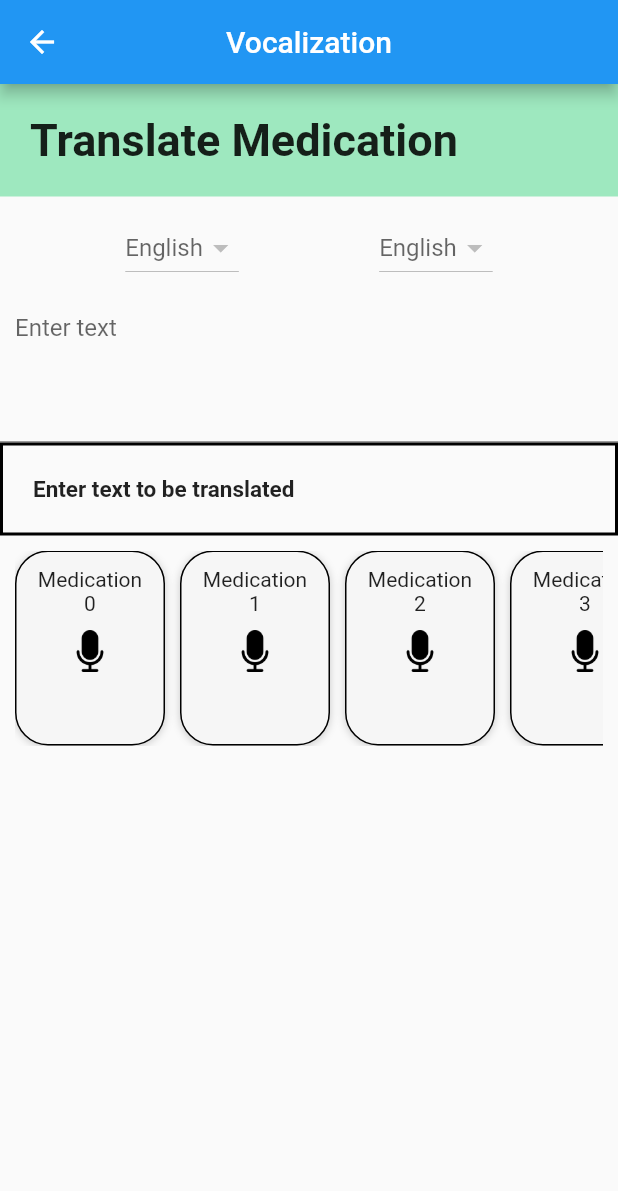
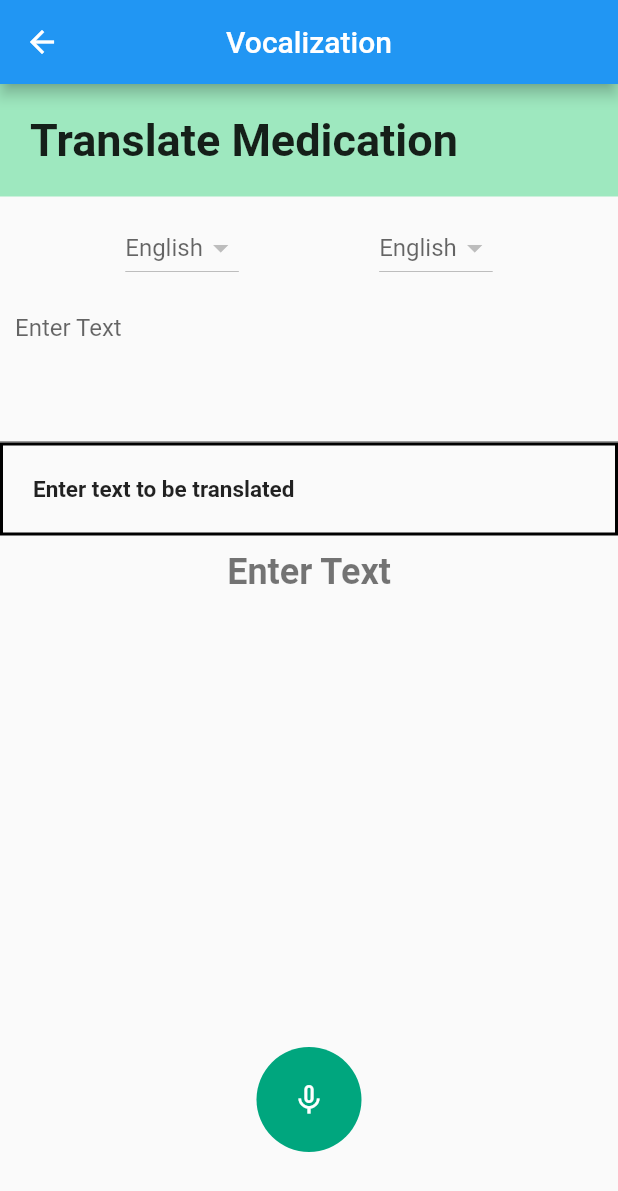
Before and after one commit to sghtestAcc/my_projectV2, a Flutter app: the PatientsVocalScreen screen opened directly, on a phone screen of 412 x 824 dp. Shown: the top 1191 px of the screen. Run offline on Flutter 3.47's test engine with Material 2 defaults, Android fonts, the phone set to English and light mode, and no system bars; drawn by our look-alikes of avatar_glow; our stand-ins replace cloud_firestore, country_picker, firebase_auth, firebase_core, get, image_picker and 1 more; missing offline and left inert: google_mlkit_text_recognition, google_mlkit_translation; accounts and stored records are empty.

Commit message:
Got speech to text function working

```diff
--- a/lib/patients_Vocalization.dart
+++ b/lib/patients_Vocalization.dart
@@ -1,6 +1,8 @@
+import 'package:avatar_glow/avatar_glow.dart';
 import 'package:flutter/material.dart';
 import 'package:get/get.dart';
 import 'package:google_mlkit_translation/google_mlkit_translation.dart';
+import 'package:speech_to_text/speech_to_text.dart';
 
 class PatientsVocalScreen extends StatefulWidget {
   const PatientsVocalScreen({super.key});
@@ -76,26 +78,67 @@ Widget buildCard(int index) => Container(
             SizedBox(height: 10),
             GestureDetector(
               onTap: () {},
-        child: Image.asset(
-          'assets/images/mic.png',
-          height: 28, width: 28, fit: BoxFit.cover
-        ),
+              child: Image.asset('assets/images/mic.png',
+                  height: 28, width: 28, fit: BoxFit.cover),
             ),
           ],
         ),
       );
 
+  SpeechToText speechToText = SpeechToText();
+
+  var isListening = false;
+  var text = 'Enter Text';
 
   @override
   Widget build(BuildContext context) {
     return Scaffold(
+      floatingActionButtonLocation: FloatingActionButtonLocation.centerFloat,
+      floatingActionButton: AvatarGlow(
+          endRadius: 75.0,
+          animate: isListening,
+          duration: Duration(milliseconds: 2000),
+          glowColor: Color(0xff00A67E),
+          repeat: true,
+          repeatPauseDuration: Duration(milliseconds: 100),
+          showTwoGlows: true,
+          child: GestureDetector(
+            onTapDown: (details) async {
+              if (!isListening) {
+                var available = await speechToText.initialize();
+                if (available) {
+                  setState(() {
+                    isListening = true;
+                    speechToText.listen(
+                      onResult: (result) {
+                        setState(() {
+                          text = result.recognizedWords;
+                        });
+                      },
+                    );
+                  });
+                }
+              }
+            },
+            onTapUp: (details) {
+              setState(() {
+                isListening = false;
+              });
+              speechToText.stop();
+            },
+            child: CircleAvatar(
+              backgroundColor: Color(0xff00A67E),
+              radius: 35,
+              child: Icon(isListening ? Icons.mic : Icons.mic_none,
+                  color: Colors.white),
+            ),
+          )),
       appBar: AppBar(
         title: Text('Vocalization'),
         centerTitle: true,
       ),
       body: Container(
-        child: Column(
-          children: [
+        child: Column(children: [
           Column(
             children: [
               Container(
@@ -157,7 +200,7 @@ Widget buildCard(int index) => Container(
                   maxLines: 4,
                   keyboardType: TextInputType.multiline,
                   decoration: InputDecoration(
-      hintText: 'Enter text',
+                    hintText: text,
                     suffixIcon: Column(
                       crossAxisAlignment: CrossAxisAlignment.start,
                       children: [
@@ -196,18 +239,25 @@ Container(
                   style: TextStyle(fontSize: 15, fontWeight: FontWeight.bold),
                 ),
               ),
-SizedBox(height: 10,),
+              SizedBox(
+                height: 10,
+              ),
               Container(
                 padding: EdgeInsets.fromLTRB(10, 0, 10, 0),
                 height: 130,
-  child:   ListView.separated(
-    scrollDirection: Axis.horizontal,
-    itemCount: 6,
-    separatorBuilder: (context, _) => SizedBox(width: 10,),
-    itemBuilder: (context, index) => buildCard(index) ,
+                child: Text(
+                  text,
+                  style:TextStyle(fontSize: 24, color: isListening ? Colors.black87 : Colors.black54, fontWeight: FontWeight.w600),
                 ),
+                // ListView.separated(
+                //   scrollDirection: Axis.horizontal,
+                //   itemCount: 6,
+                //   separatorBuilder: (context, _) => SizedBox(width: 10,),
+                //   itemBuilder: (context, index) => buildCard(index) ,
+                // )
               ),
-              ],)
+            ],
+          )
         ]),
       ),
     );
--- a/pubspec.yaml
+++ b/pubspec.yaml
@@ -43,6 +43,8 @@ dependencies:
   google_mlkit_text_recognition: ^0.8.0
   get: ^4.6.5
   google_mlkit_translation: ^0.7.0
+  avatar_glow: ^2.0.2
+  speech_to_text: ^6.3.0
 
 
 dev_dependencies:
```
Also changed, not shown: pubspec.lock, 3 other files. Lines whose indentation alone changed are shown as unchanged.
